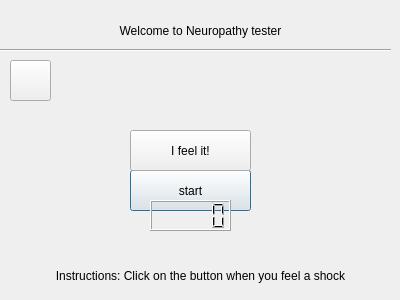
The window that screens/main.ui (LC-GHub/tenz-capstone-project) describes before a commit, drawn with Qt 5.
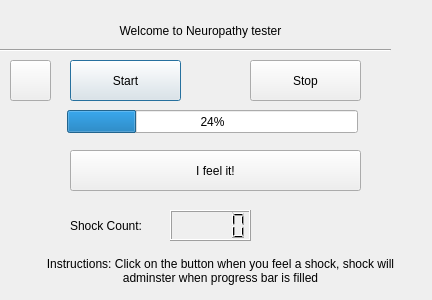
The same window after the commit. Icons and pictures are not drawn.

Commit message: edited UI screens to include buttons and etc

Patch:
```diff
--- a/screens/main.ui
+++ b/screens/main.ui
@@ -6,7 +6,7 @@
    <rect>
     <x>0</x>
     <y>0</y>
-    <width>400</width>
+    <width>432</width>
     <height>300</height>
    </rect>
   </property>
@@ -19,22 +19,22 @@
     <widget class="QPushButton" name="start_btn">
    <property name="geometry">
     <rect>
-     <x>130</x>
-     <y>170</y>
-     <width>121</width>
+     <x>70</x>
+     <y>60</y>
+     <width>111</width>
      <height>41</height>
     </rect>
    </property>
    <property name="text">
-    <string>start</string>
+    <string>Start</string>
    </property>
   </widget>
   <widget class="QPushButton" name="feel_it_btn">
    <property name="geometry">
     <rect>
-     <x>130</x>
-     <y>130</y>
-     <width>121</width>
+     <x>70</x>
+     <y>150</y>
+     <width>291</width>
      <height>41</height>
     </rect>
    </property>
@@ -74,24 +74,27 @@
   <widget class="QLabel" name="label_2">
    <property name="geometry">
     <rect>
-     <x>0</x>
-     <y>250</y>
+     <x>20</x>
+     <y>240</y>
      <width>401</width>
-     <height>51</height>
+     <height>61</height>
     </rect>
    </property>
    <property name="text">
-    <string>Instructions: Click on the button when you feel a shock</string>
+    <string>Instructions: Click on the button when you feel a shock, shock will adminster when progress bar is filled</string>
    </property>
    <property name="alignment">
     <set>Qt::AlignCenter</set>
    </property>
+   <property name="wordWrap">
+    <bool>true</bool>
+   </property>
   </widget>
   <widget class="QLCDNumber" name="shock_count">
    <property name="geometry">
     <rect>
-     <x>150</x>
-     <y>200</y>
+     <x>170</x>
+     <y>210</y>
      <width>81</width>
      <height>31</height>
     </rect>
@@ -113,6 +116,51 @@
     <iconset theme="go-previous"/>
    </property>
   </widget>
+  <widget class="QProgressBar" name="progressBar">
+   <property name="geometry">
+    <rect>
+     <x>67</x>
+     <y>110</y>
+     <width>291</width>
+     <height>23</height>
+    </rect>
+   </property>
+   <property name="value">
+    <number>24</number>
+   </property>
+  </widget>
+  <widget class="QPushButton" name="stop_btn">
+   <property name="geometry">
+    <rect>
+     <x>250</x>
+     <y>60</y>
+     <width>111</width>
+     <height>41</height>
+    </rect>
+   </property>
+   <property name="cursor">
+    <cursorShape>PointingHandCursor</cursorShape>
+   </property>
+   <property name="text">
+    <string>Stop</string>
+   </property>
+  </widget>
+  <widget class="QLabel" name="label_3">
+   <property name="geometry">
+    <rect>
+     <x>70</x>
+     <y>210</y>
+     <width>101</width>
+     <height>31</height>
+    </rect>
+   </property>
+   <property name="layoutDirection">
+    <enum>Qt::LeftToRight</enum>
+   </property>
+   <property name="text">
+    <string>Shock Count:</string>
+   </property>
+  </widget>
  </widget>
  <resources/>
  <connections/>
```
Left out of the diff: 8 changed lines with no effect on the pictures.
